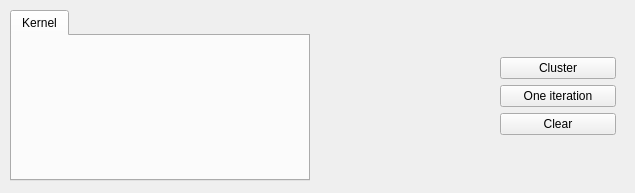
Before: the Qt Designer form MLDemos/optsCluster.ui in b4silio/MLDemos, drawn with Qt 5.
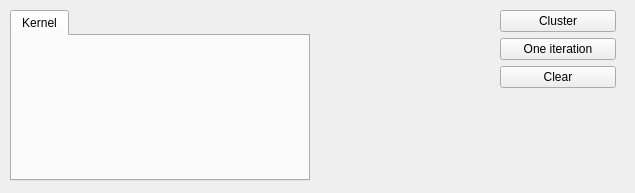
After: the same form once the commit is applied.

Patch:
```diff
--- a/MLDemos/optsCluster.ui
+++ b/MLDemos/optsCluster.ui
@@ -37,24 +37,6 @@
     </font>
    </property>
    <layout class="QVBoxLayout">
-    <item>
-     <spacer name="spacer_2">
-      <property name="font">
-       <font>
-        <pointsize>9</pointsize>
-       </font>
-      </property>
-      <property name="orientation">
-       <enum>Qt::Vertical</enum>
-      </property>
-      <property name="sizeHint" stdset="0">
-       <size>
-        <width>20</width>
-        <height>40</height>
-       </size>
-      </property>
-     </spacer>
-    </item>
     <item>
      <widget class="QPushButton" name="clusterButton">
       <property name="font">
```
Left out of the diff: 2 changed lines with no effect on the pictures.
